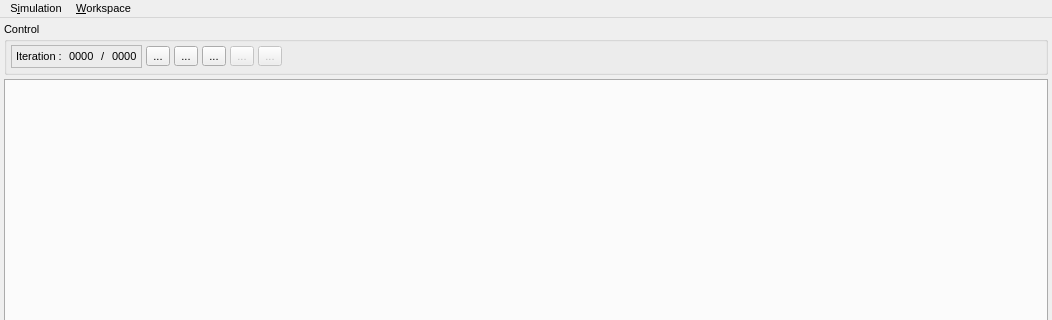
Qt form src/gui/gui.ui (disorderedmaterials/dissolve) before a commit; both pictures show x 0 to 1052 and y 0 to 320 of the 1052 by 944 pixel window.
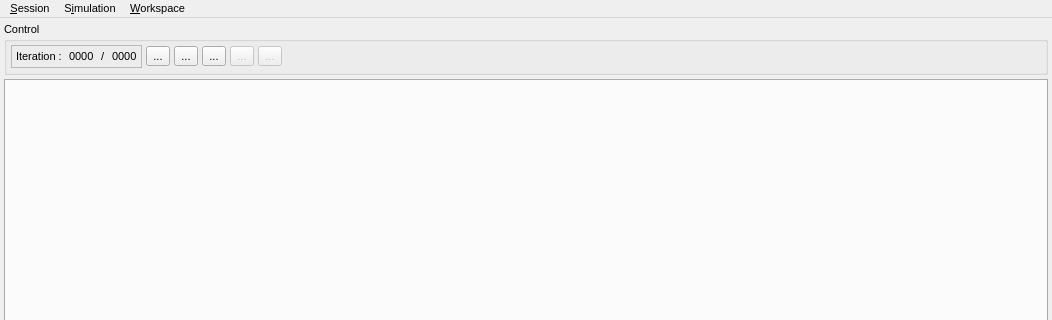
The same form after that commit. Icons and pictures are not drawn.

Commit message: Session menu had disappeared.

What changed in the file:
```diff
--- a/src/gui/gui.ui
+++ b/src/gui/gui.ui
@@ -354,7 +354,7 @@
     </widget>
     <addaction name="SimulationAddAction"/>
    </widget>
-   <addaction name="FileMenu"/>
+   <addaction name="SessionMenu"/>
    <addaction name="SimulationMenu"/>
    <addaction name="WorkspaceMenu"/>
   </widget>
```
Left out of the diff: 6 changed lines with no effect on the pictures.
